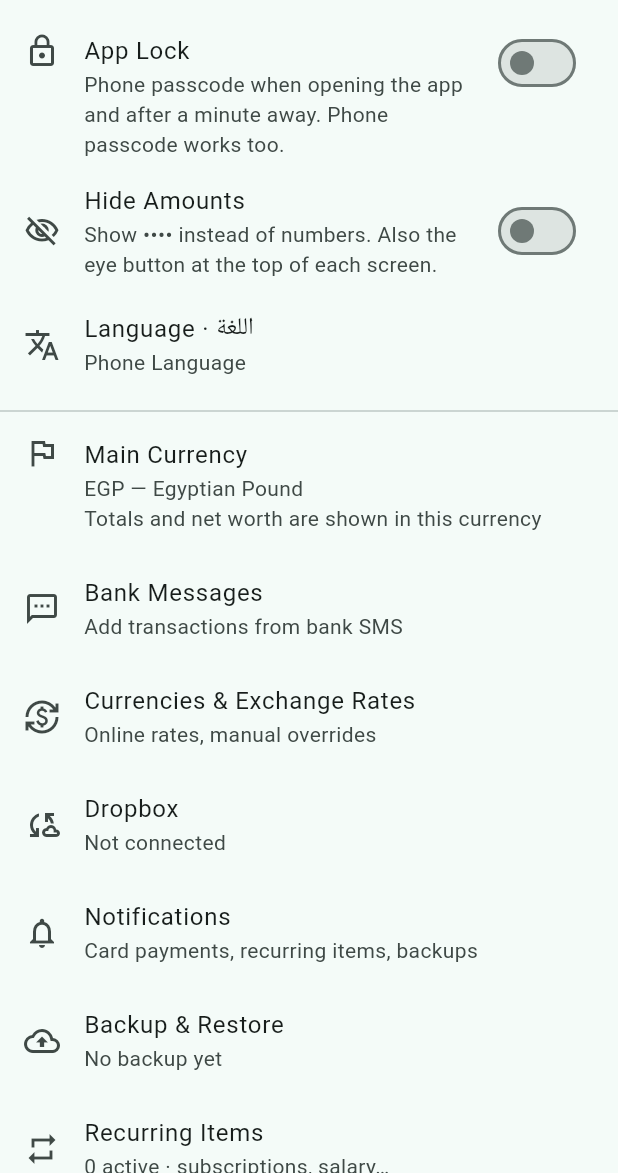
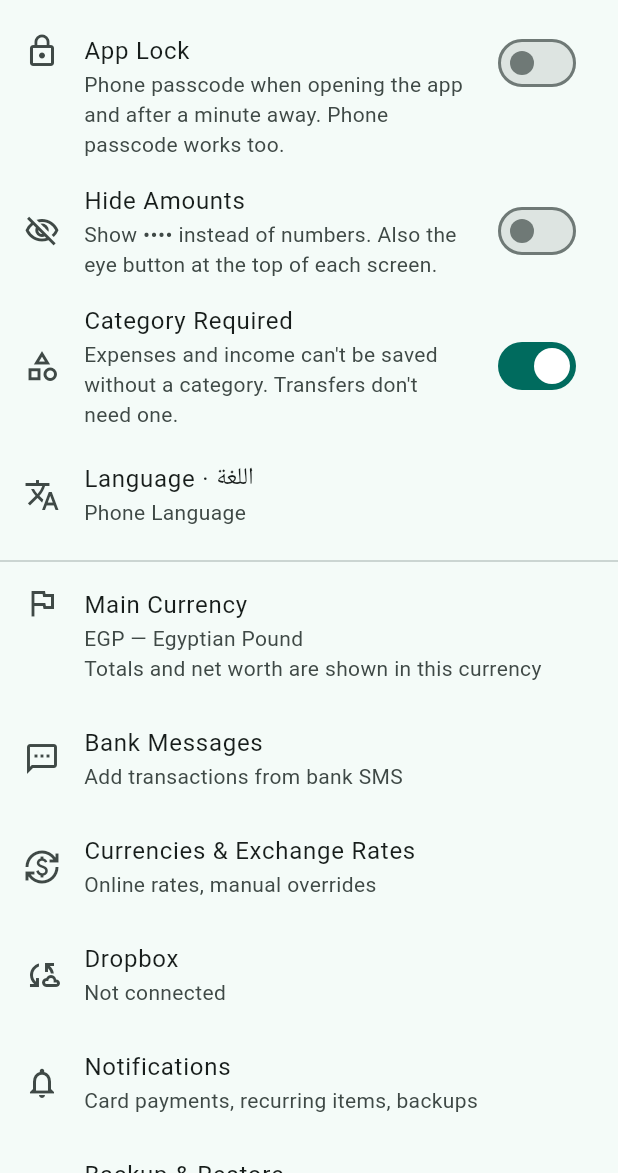
Before and after one commit to Ahmedrosha/money-tracker, a Flutter app: the SettingsScreen screen opened directly, on a phone screen of 412 x 824 dp, the part 63-1236 px from its top. Run offline on Flutter 3.47's test engine with Material 3 defaults, Android fonts, the phone set to English and light mode, and no system bars; our stand-ins replace app_links, file_picker, flutter_local_notifications, flutter_secure_storage, local_auth, share_plus and 2 more; accounts and stored records are empty; network calls fail.

Commit message:
Category required for expenses and income (Settings switch, on by default)
Co-Authored-By: Claude Opus 5.5 <noreply@anthropic.com>
Claude-Session: https://claude.ai/code/session_01D81gabLUnDWMvy99CVdRQF

```diff
--- a/lib/l10n/ar.dart
+++ b/lib/l10n/ar.dart
@@ -3,6 +3,9 @@
 // ignore_for_file: prefer_single_quotes
 
 const Map<String, String> kArabic = {
+  "Choose a category": "اختر تصنيفًا",
+  "Category Required": "التصنيف إلزامي",
+  "Expenses and income can't be saved without a category. Transfers don't need one.": "لا يمكن حفظ المصروفات والدخل بدون تصنيف. التحويلات لا تحتاج تصنيفًا.",
   "Archive ({0})": "الأرشيف ({0})",
   "Move to Archive": "نقل إلى الأرشيف",
   "Open the Shortcuts app → Automation → + → Message.": "افتح تطبيق الاختصارات ← أتمتة ← + ← رسالة.",
--- a/lib/state/app_state.dart
+++ b/lib/state/app_state.dart
@@ -145,6 +145,15 @@ class AppState extends ChangeNotifier {
   int version = 0;
 
   bool refreshingRates = false;
+
+  /// Expenses and income must have a category (on unless turned off).
+  bool requireCategory = true;
+
+  Future<void> setRequireCategory(bool v) async {
+    requireCategory = v;
+    await db.setSetting('require_category', v ? '1' : '0');
+    notifyListeners();
+  }
 
   /// Amounts shown as dots (remembered between sessions).
   bool get hideAmounts => amountsHidden;
@@ -231,6 +240,7 @@ class AppState extends ChangeNotifier {
     amountsHidden = await db.getSetting('hide_amounts') == '1';
     lockEnabled = await db.getSetting('lock_enabled') == '1';
     smsAuto = await db.getSetting('sms_auto') == '1';
+    requireCategory = await db.getSetting('require_category') != '0';
     collapsed = (await db.getSetting('collapsed') ?? '')
         .split('\n')
         .where((s) => s.isNotEmpty)
--- a/lib/ui/settings_screen.dart
+++ b/lib/ui/settings_screen.dart
@@ -31,6 +31,13 @@ class SettingsScreen extends StatelessWidget {
             subtitle: Text(tr('Show •••• instead of numbers. Also the eye button at the top of each screen.')),
             value: state.hideAmounts,
             onChanged: (v) => state.setHideAmounts(v),
+          ),
+          SwitchListTile(
+            secondary: const Icon(Icons.category_outlined),
+            title: Text(tr('Category Required')),
+            subtitle: Text(tr('Expenses and income can\'t be saved without a category. Transfers don\'t need one.')),
+            value: state.requireCategory,
+            onChanged: (v) => state.setRequireCategory(v),
           ),
           ListTile(
             leading: const Icon(Icons.translate),
--- a/lib/ui/transaction_edit.dart
+++ b/lib/ui/transaction_edit.dart
@@ -454,6 +454,13 @@ class _TransactionEditScreenState extends State<TransactionEditScreen> {
     }
     if (_repeat && _endType == EndType.date && _endDate == null) {
       showSnack(context, tr('Pick an end date'));
+      return;
+    }
+    // Settings → Category Required (on by default).
+    if (state.requireCategory &&
+        _type != TxType.transfer &&
+        _categoryId == null) {
+      showSnack(context, tr('Choose a category'));
       return;
     }
     setState(() => _saving = true);
--- a/pubspec.yaml
+++ b/pubspec.yaml
@@ -1,7 +1,7 @@
 name: money_tracker
 description: Personal money tracker - accounts, transactions, transfers, multi-currency.
 publish_to: 'none'
-version: 0.35.1+56
+version: 0.35.2+57
 
 environment:
   sdk: '>=3.4.0 <4.0.0'
```
